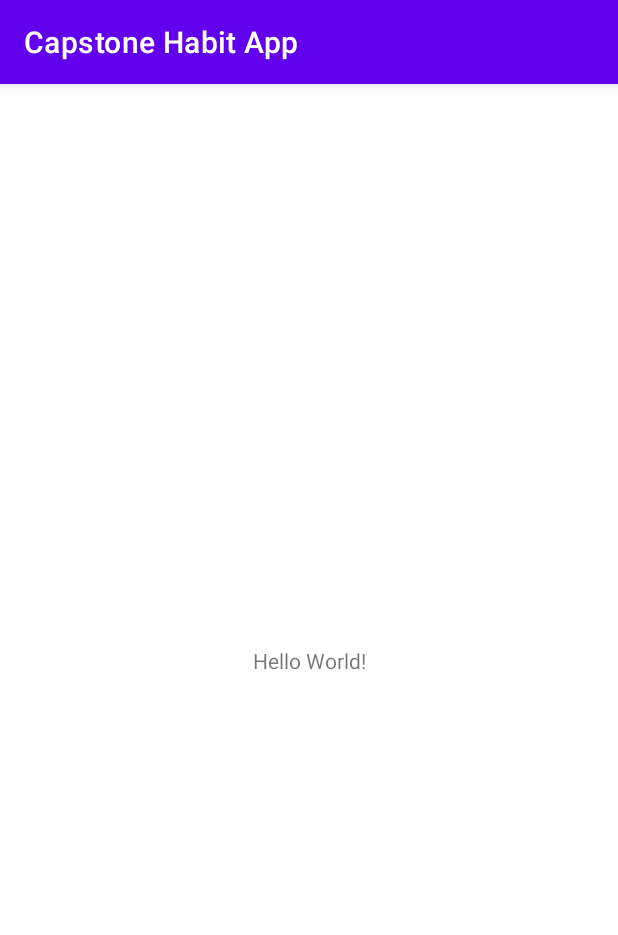
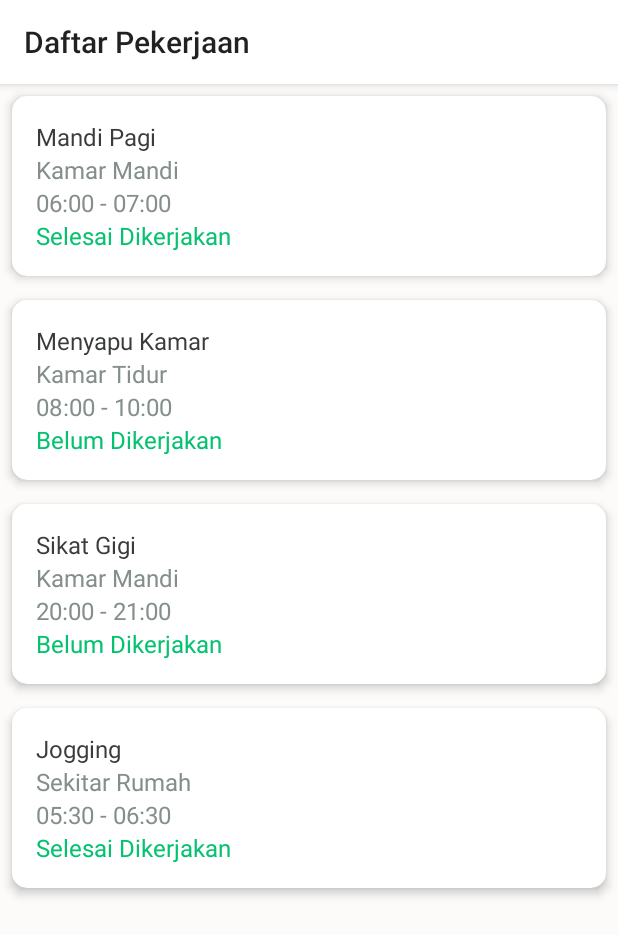
Before and after one commit to adravel/CapstoneHabitApp, an Android app: the screen it shows after launch (MainActivity), on a phone screen of 412 x 824 dp. Shown: the top 935 px of the screen. Run offline under Robolectric (Android 15) with nearby library versions, the phone set to English and light mode, and no system bars.

Commit message:
Create Task List fragment and RecyclerView

```diff
--- a/app/build.gradle
+++ b/app/build.gradle
@@ -15,6 +15,10 @@ android {
         versionName "1.0"
 
         testInstrumentationRunner "androidx.test.runner.AndroidJUnitRunner"
+    }
+
+    buildFeatures {
+        viewBinding true
     }
 
     buildTypes {
@@ -37,7 +41,9 @@ dependencies {
     implementation 'androidx.core:core-ktx:1.7.0'
     implementation 'androidx.appcompat:appcompat:1.4.1'
     implementation 'com.google.android.material:material:1.5.0'
-    implementation 'androidx.constraintlayout:constraintlayout:2.0.4'
+    implementation 'androidx.constraintlayout:constraintlayout:2.1.3'
+    implementation 'androidx.recyclerview:recyclerview:1.2.1'
+    implementation 'androidx.legacy:legacy-support-v4:1.0.0'
     testImplementation 'junit:junit:4.13.2'
     androidTestImplementation 'androidx.test.ext:junit:1.1.3'
     androidTestImplementation 'androidx.test.espresso:espresso-core:3.4.0'
--- a/app/src/main/AndroidManifest.xml
+++ b/app/src/main/AndroidManifest.xml
@@ -8,7 +8,7 @@
         android:label="@string/app_name"
         android:roundIcon="@mipmap/ic_launcher_round"
         android:supportsRtl="true"
-        android:theme="@style/Theme.CapstoneHabitApp">
+        android:theme="@style/Theme.AppCompat.Light.NoActionBar">
         <activity
             android:name=".MainActivity"
             android:exported="true">
--- a/app/src/main/java/com/example/capstonehabitapp/MainActivity.kt
+++ b/app/src/main/java/com/example/capstonehabitapp/MainActivity.kt
@@ -2,10 +2,20 @@ package com.example.capstonehabitapp
 
 import androidx.appcompat.app.AppCompatActivity
 import android.os.Bundle
+import com.example.capstonehabitapp.databinding.ActivityMainBinding
 
 class MainActivity : AppCompatActivity() {
+
+    private lateinit var binding: ActivityMainBinding
+
     override fun onCreate(savedInstanceState: Bundle?) {
         super.onCreate(savedInstanceState)
-        setContentView(R.layout.activity_main)
+
+        // Initialize ViewBinding
+        binding = ActivityMainBinding.inflate(layoutInflater)
+        setContentView(binding.root)
+
+        // Set Toolbar as the app bar
+        setSupportActionBar(binding.mainActivityToolbar)
     }
 }
--- /dev/null
+++ b/app/src/main/java/com/example/capstonehabitapp/Task.kt
@@ -0,0 +1,8 @@
+package com.example.capstonehabitapp
+
+data class Task(
+    var title: String,
+    var area: String,
+    var timeLimit: String,
+    var status: String
+)
--- /dev/null
+++ b/app/src/main/java/com/example/capstonehabitapp/TaskAdapter.kt
@@ -0,0 +1,31 @@
+package com.example.capstonehabitapp
+
+import android.view.LayoutInflater
+import android.view.ViewGroup
+import androidx.recyclerview.widget.RecyclerView
+import com.example.capstonehabitapp.databinding.ItemTaskBinding
+
+class TaskAdapter(var tasks: List<Task>)
+    : RecyclerView.Adapter<TaskAdapter.TaskViewHolder>() {
+
+    inner class TaskViewHolder(val itemBinding: ItemTaskBinding): RecyclerView.ViewHolder(itemBinding.root)
+
+    override fun onCreateViewHolder(parent: ViewGroup, viewType: Int): TaskViewHolder {
+        val from = LayoutInflater.from((parent.context))
+        val binding = ItemTaskBinding.inflate(from, parent, false)
+        return TaskViewHolder(binding)
+    }
+
+    override fun onBindViewHolder(holder: TaskViewHolder, position: Int) {
+        holder.itemBinding.apply {
+            titleText.text = tasks[position].title
+            areaText.text = tasks[position].area
+            timeLimitText.text = tasks[position].timeLimit
+            statusText.text = tasks[position].status
+        }
+    }
+
+    override fun getItemCount(): Int {
+        return tasks.size
+    }
+}
--- /dev/null
+++ b/app/src/main/java/com/example/capstonehabitapp/TaskListFragment.kt
@@ -0,0 +1,68 @@
+package com.example.capstonehabitapp
+
+import android.os.Bundle
+import androidx.fragment.app.Fragment
+import android.view.LayoutInflater
+import android.view.View
+import android.view.ViewGroup
+import androidx.recyclerview.widget.LinearLayoutManager
+import com.example.capstonehabitapp.databinding.FragmentTaskListBinding
+
+class TaskListFragment : Fragment() {
+
+    private var _binding: FragmentTaskListBinding? = null
+    private val binding get() = _binding!!
+
+    private lateinit var taskList: MutableList<Task>
+
+    override fun onCreateView(
+        inflater: LayoutInflater, container: ViewGroup?,
+        savedInstanceState: Bundle?
+    ): View {
+
+        // Set toolbar title
+        activity?.title = getString(R.string.task_list)
+
+        // Populate task list with dummy data
+        taskList = mutableListOf(
+            Task(
+                "Mandi Pagi",
+                "Kamar Mandi",
+                "06:00 - 07:00",
+                "Selesai Dikerjakan"),
+            Task(
+                "Menyapu Kamar",
+                "Kamar Tidur",
+                "08:00 - 10:00",
+                "Belum Dikerjakan"),
+            Task(
+                "Sikat Gigi",
+                "Kamar Mandi",
+                "20:00 - 21:00",
+                "Belum Dikerjakan"),
+            Task(
+                "Jogging",
+                "Sekitar Rumah",
+                "05:30 - 06:30",
+                "Selesai Dikerjakan")
+        )
+
+        _binding = FragmentTaskListBinding.inflate(inflater, container, false)
+        return binding.root
+    }
+
+    override fun onViewCreated(view: View, savedInstanceState: Bundle?) {
+        super.onViewCreated(view, savedInstanceState)
+
+        // Set the adapter and layoutManager for task list RecyclerView
+        binding.recycleView.apply {
+            adapter = TaskAdapter(taskList)
+            layoutManager = LinearLayoutManager(context)
+        }
+    }
+
+    override fun onDestroyView() {
+        super.onDestroyView()
+        _binding = null
+    }
+}
--- a/app/src/main/res/layout/activity_main.xml
+++ b/app/src/main/res/layout/activity_main.xml
@@ -1,18 +1,26 @@
 <?xml version="1.0" encoding="utf-8"?>
-<androidx.constraintlayout.widget.ConstraintLayout xmlns:android="http://schemas.android.com/apk/res/android"
+<LinearLayout xmlns:android="http://schemas.android.com/apk/res/android"
     xmlns:app="http://schemas.android.com/apk/res-auto"
     xmlns:tools="http://schemas.android.com/tools"
     android:layout_width="match_parent"
     android:layout_height="match_parent"
-    tools:context=".MainActivity">
+    tools:context=".MainActivity"
+    android:orientation="vertical">
 
-    <TextView
-        android:layout_width="wrap_content"
-        android:layout_height="wrap_content"
-        android:text="Hello World!"
-        app:layout_constraintBottom_toBottomOf="parent"
-        app:layout_constraintLeft_toLeftOf="parent"
-        app:layout_constraintRight_toRightOf="parent"
-        app:layout_constraintTop_toTopOf="parent" />
+    <androidx.appcompat.widget.Toolbar
+        android:id="@+id/main_activity_toolbar"
+        android:layout_width="match_parent"
+        android:layout_height="?attr/actionBarSize"
+        android:background="@color/white"
+        android:elevation="4dp"
+        android:theme="@style/ThemeOverlay.AppCompat.ActionBar"
+        app:popupTheme="@style/ThemeOverlay.AppCompat.Light" />
 
-</androidx.constraintlayout.widget.ConstraintLayout>
+    <androidx.fragment.app.FragmentContainerView
+        android:id="@+id/fragment_container_view"
+        android:layout_width="match_parent"
+        android:layout_height="match_parent"
+        android:name="com.example.capstonehabitapp.TaskListFragment"
+        tools:layout="@layout/fragment_task_list"/>
+
+</LinearLayout>
--- /dev/null
+++ b/app/src/main/res/layout/fragment_task_list.xml
@@ -0,0 +1,15 @@
+<?xml version="1.0" encoding="utf-8"?>
+<LinearLayout xmlns:android="http://schemas.android.com/apk/res/android"
+    xmlns:tools="http://schemas.android.com/tools"
+    android:layout_width="match_parent"
+    android:layout_height="match_parent"
+    android:background="@color/light_4"
+    tools:context=".TaskListFragment"
+    android:orientation="vertical">
+
+    <androidx.recyclerview.widget.RecyclerView
+        android:id="@+id/recycle_view"
+        android:layout_width="match_parent"
+        android:layout_height="match_parent"/>
+
+</LinearLayout>
--- /dev/null
+++ b/app/src/main/res/layout/item_task.xml
@@ -0,0 +1,54 @@
+<?xml version="1.0" encoding="utf-8"?>
+<androidx.cardview.widget.CardView
+    xmlns:android="http://schemas.android.com/apk/res/android"
+    xmlns:app="http://schemas.android.com/apk/res-auto"
+    android:layout_width="match_parent"
+    android:layout_height="wrap_content"
+    android:layout_marginHorizontal="8dp"
+    android:layout_marginVertical="8dp"
+    app:cardCornerRadius="10dp"
+    app:cardElevation="4dp"
+    android:clickable="true"
+    android:focusable="true">
+
+    <LinearLayout
+        android:layout_width="match_parent"
+        android:layout_height="match_parent"
+        android:layout_margin="16dp"
+        android:orientation="vertical">
+
+        <TextView
+            android:id="@+id/title_text"
+            android:layout_width="match_parent"
+            android:layout_height="wrap_content"
+            android:text="@string/task_title_placeholder"
+            android:textColor="@color/dark_1"
+            android:textSize="16sp"/>
+
+        <TextView
+            android:id="@+id/area_text"
+            android:layout_width="match_parent"
+            android:layout_height="wrap_content"
+            android:text="@string/task_area_placeholder"
+            android:textColor="@color/dark_2"
+            android:textSize="16sp"/>
+
+        <TextView
+            android:id="@+id/time_limit_text"
+            android:layout_width="match_parent"
+            android:layout_height="wrap_content"
+            android:text="@string/task_time_limit_placeholder"
+            android:textColor="@color/dark_2"
+            android:textSize="16sp"/>
+
+        <TextView
+            android:id="@+id/status_text"
+            android:layout_width="match_parent"
+            android:layout_height="wrap_content"
+            android:text="@string/task_status_placeholder"
+            android:textColor="@color/state_success"
+            android:textSize="16sp"/>
+
+    </LinearLayout>
+
+</androidx.cardview.widget.CardView>
--- a/app/src/main/res/values/colors.xml
+++ b/app/src/main/res/values/colors.xml
@@ -7,4 +7,11 @@
     <color name="teal_700">#FF018786</color>
     <color name="black">#FF000000</color>
     <color name="white">#FFFFFFFF</color>
+    <!-- Custom color -->
+    <color name="green">#146356</color>
+    <color name="dark_1">#3A3C3C</color>
+    <color name="dark_2">#848E8D</color>
+    <color name="light_3">#F5F4F2</color>
+    <color name="light_4">#FCFBFA</color>
+    <color name="state_success">#06C270</color>
 </resources>
--- a/app/src/main/res/values/strings.xml
+++ b/app/src/main/res/values/strings.xml
@@ -1,3 +1,9 @@
 <resources>
     <string name="app_name">Capstone Habit App</string>
+    <string name="task_list">Daftar Pekerjaan</string>
+    <!-- Placeholder -->
+    <string name="task_title_placeholder">Merapikan Tempat Tidur</string>
+    <string name="task_area_placeholder">Kamar Tidur</string>
+    <string name="task_time_limit_placeholder">07:00 – 10:00</string>
+    <string name="task_status_placeholder">Selesai Dikerjakan</string>
 </resources>
--- a/app/src/main/res/values/themes.xml
+++ b/app/src/main/res/values/themes.xml
@@ -2,15 +2,10 @@
     <!-- Base application theme. -->
     <style name="Theme.CapstoneHabitApp" parent="Theme.MaterialComponents.DayNight.DarkActionBar">
         <!-- Primary brand color. -->
-        <item name="colorPrimary">@color/purple_500</item>
-        <item name="colorPrimaryVariant">@color/purple_700</item>
+        <item name="colorPrimary">@color/green</item>
+        <item name="colorPrimaryVariant">@color/dark_1</item>
         <item name="colorOnPrimary">@color/white</item>
-        <!-- Secondary brand color. -->
-        <item name="colorSecondary">@color/teal_200</item>
-        <item name="colorSecondaryVariant">@color/teal_700</item>
-        <item name="colorOnSecondary">@color/black</item>
         <!-- Status bar color. -->
         <item name="android:statusBarColor" tools:targetApi="l">?attr/colorPrimaryVariant</item>
-        <!-- Customize your theme here. -->
     </style>
 </resources>
```
